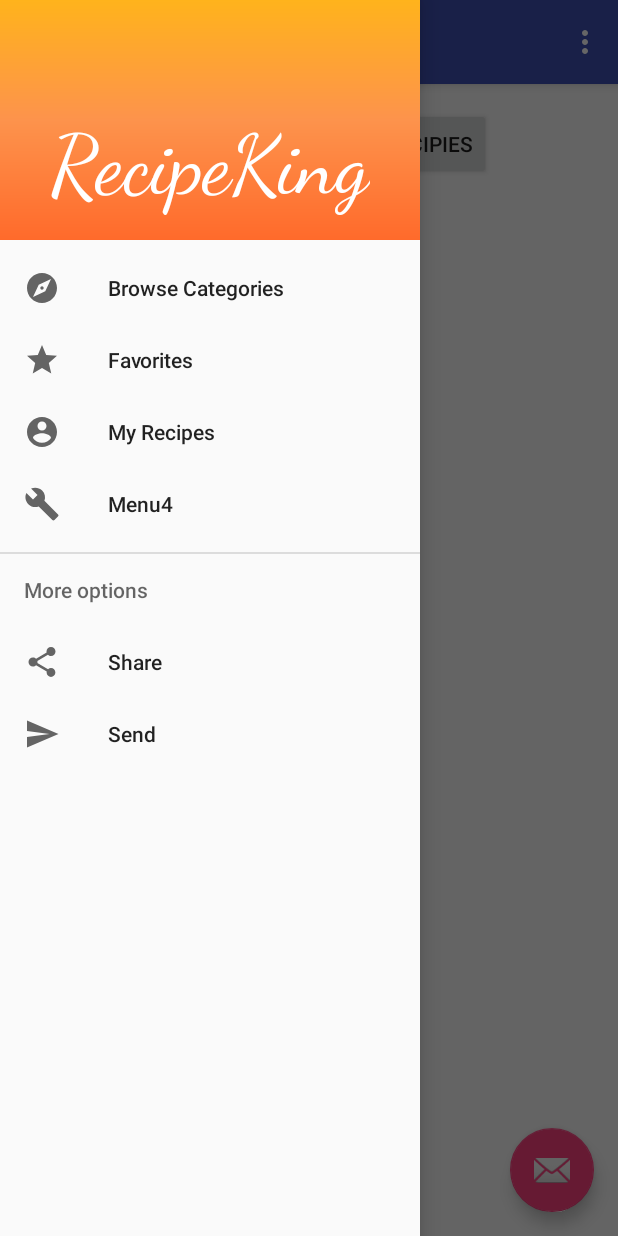
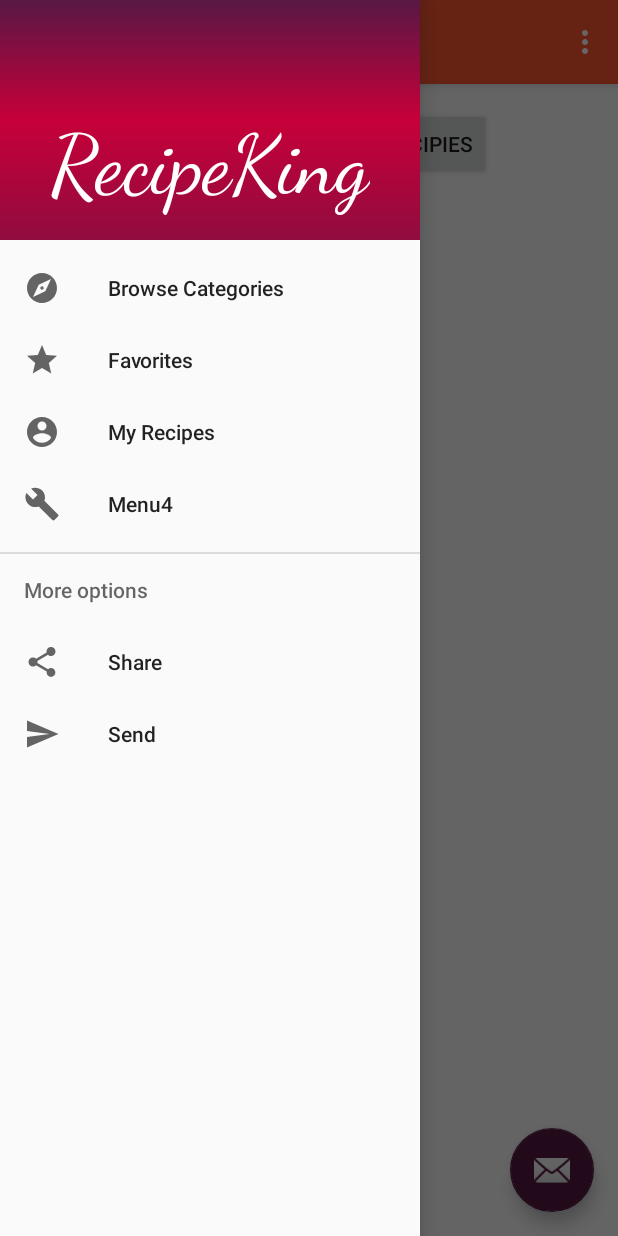
Before and after one commit to irichards14/RecipeKing, an Android app: the screen it shows after launch (MainActivity), with the side drawer open, on a phone screen of 412 x 824 dp. Run offline under Robolectric (Android 15) with nearby library versions, the phone set to English and light mode, and no system bars.

Commit message:
Made categories buttons, changed the theme colors.

```diff
--- a/app/src/main/java/recipeking/uw/tacoma/edu/recipeking/CategoriesActivity.java
+++ b/app/src/main/java/recipeking/uw/tacoma/edu/recipeking/CategoriesActivity.java
@@ -1,5 +1,6 @@
 package recipeking.uw.tacoma.edu.recipeking;
 
+import android.content.Intent;
 import android.os.Bundle;
 import android.support.design.widget.FloatingActionButton;
 import android.support.design.widget.Snackbar;
@@ -27,4 +28,9 @@ public class CategoriesActivity extends AppCompatActivity {
 
         getSupportActionBar().setDisplayHomeAsUpEnabled(true);
     }
+
+    public void showActivity(View view) {
+        Intent intent = new Intent(this, MyRecipesActivity.class);
+        startActivity(intent);
+    }
 }
--- a/app/src/main/java/recipeking/uw/tacoma/edu/recipeking/MainActivity.java
+++ b/app/src/main/java/recipeking/uw/tacoma/edu/recipeking/MainActivity.java
@@ -104,6 +104,7 @@ public class MainActivity extends AppCompatActivity
         startActivity(intent);
     }
 
+
     @SuppressWarnings("StatementWithEmptyBody")
     @Override
     public boolean onNavigationItemSelected(MenuItem item) {
--- a/app/src/main/res/drawable/side_nav_bar.xml
+++ b/app/src/main/res/drawable/side_nav_bar.xml
@@ -1,9 +1,19 @@
 <shape xmlns:android="http://schemas.android.com/apk/res/android"
     android:shape="rectangle">
+    <!--<gradient-->
+        <!--android:angle="90"-->
+        <!--android:centerColor="#fd934c"-->
+        <!--android:endColor="#ffb31c"-->
+        <!--android:startColor="#ff6a2b"-->
+        <!--android:type="linear" />-->
+
     <gradient
         android:angle="90"
-        android:centerColor="#fd934c"
-        android:endColor="#ffb31c"
-        android:startColor="#ff6a2b"
-        android:type="linear" />
+        android:endColor="#581845"
+        android:centerColor="#C70039"
+        android:startColor="#900c3f"
+        android:type="linear"/>
+
+
+
 </shape>
--- a/app/src/main/res/layout/activity_categories.xml
+++ b/app/src/main/res/layout/activity_categories.xml
@@ -41,6 +41,6 @@
         android:layout_margin="@dimen/fab_margin"
         app:layout_anchor="@id/app_bar"
         app:layout_anchorGravity="bottom|end"
-        app:srcCompat="@android:drawable/ic_dialog_email" />
+        app:srcCompat="@android:drawable/ic_menu_search" />
 
 </android.support.design.widget.CoordinatorLayout>
--- a/app/src/main/res/values/strings.xml
+++ b/app/src/main/res/values/strings.xml
@@ -9,7 +9,7 @@
     <string name="my_recipies">My Recipies</string>
 
     <string name="action_settings">Settings</string>
-    <string name="title_activity_categories">CategoriesActivity</string>
+    <string name="title_activity_categories">Categories</string>
     <string name="large_text">
         "Material is the metaphor.\n\n"
 
--- a/app/src/main/res/values/styles.xml
+++ b/app/src/main/res/values/styles.xml
@@ -3,9 +3,9 @@
     <!-- Base application theme. -->
     <style name="AppTheme" parent="Theme.AppCompat.Light.DarkActionBar">
         <!-- Customize your theme here. -->
-        <item name="colorPrimary">@color/colorPrimary</item>
-        <item name="colorPrimaryDark">@color/colorPrimaryDark</item>
-        <item name="colorAccent">@color/colorAccent</item>
+        <item name="colorPrimary">@color/myColorPrimary</item>
+        <item name="colorPrimaryDark">@color/myColorPrimaryDark</item>
+        <item name="colorAccent">@color/myAccentColor</item>
     </style>
 
     <style name="AppTheme.NoActionBar">
```
Also changed, not shown: app/src/main/AndroidManifest.xml (+10 -12 lines), app/src/main/res/layout/content_categories.xml (+68 -5 lines), app/src/main/res/values/colors.xml (+9 -2 lines), app/src/main/app_icon-web.png, app/src/main/res/mipmap-hdpi/app_icon.png, app/src/main/res/mipmap-mdpi/app_icon.png, app/src/main/res/mipmap-xhdpi/app_icon.png, app/src/main/res/mipmap-xxhdpi/app_icon.png, app/src/main/res/mipmap-xxxhdpi/app_icon.png.
